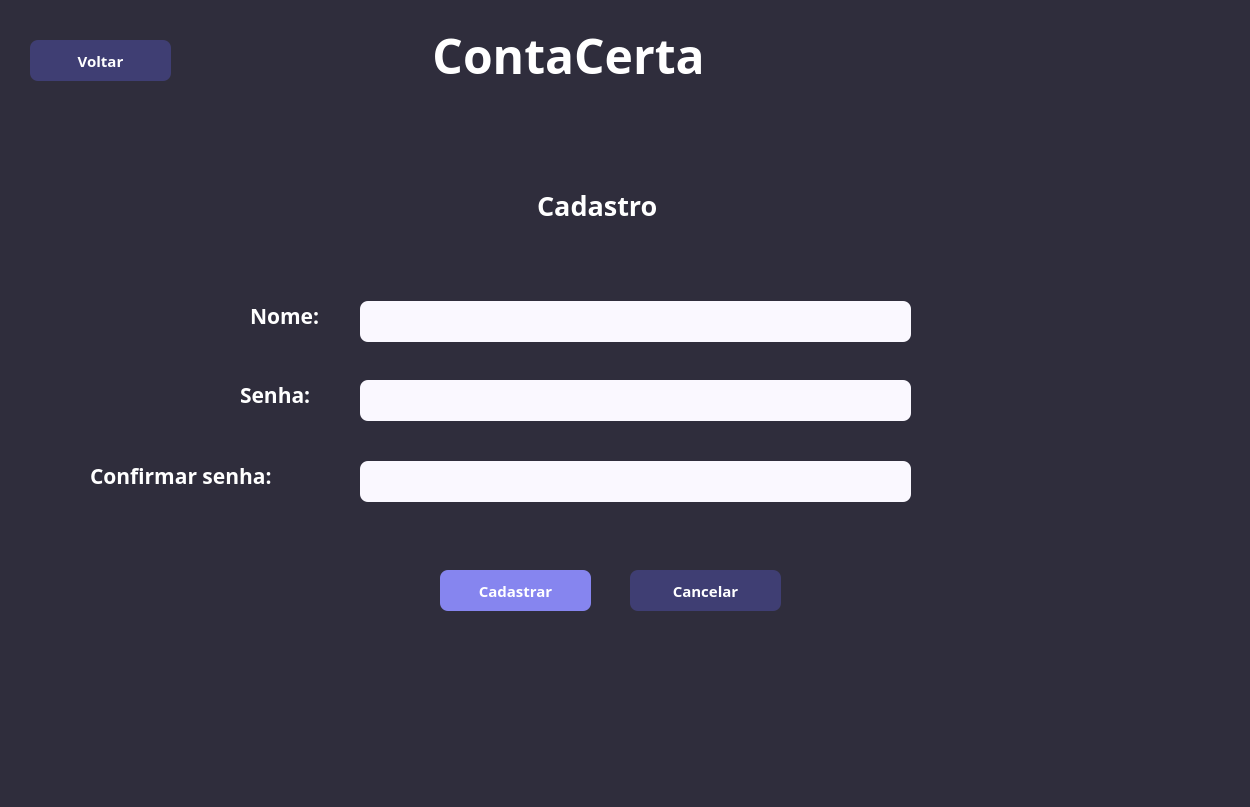
mariahelena023/ContaCerta, file cadastro.ui: the form before one commit.
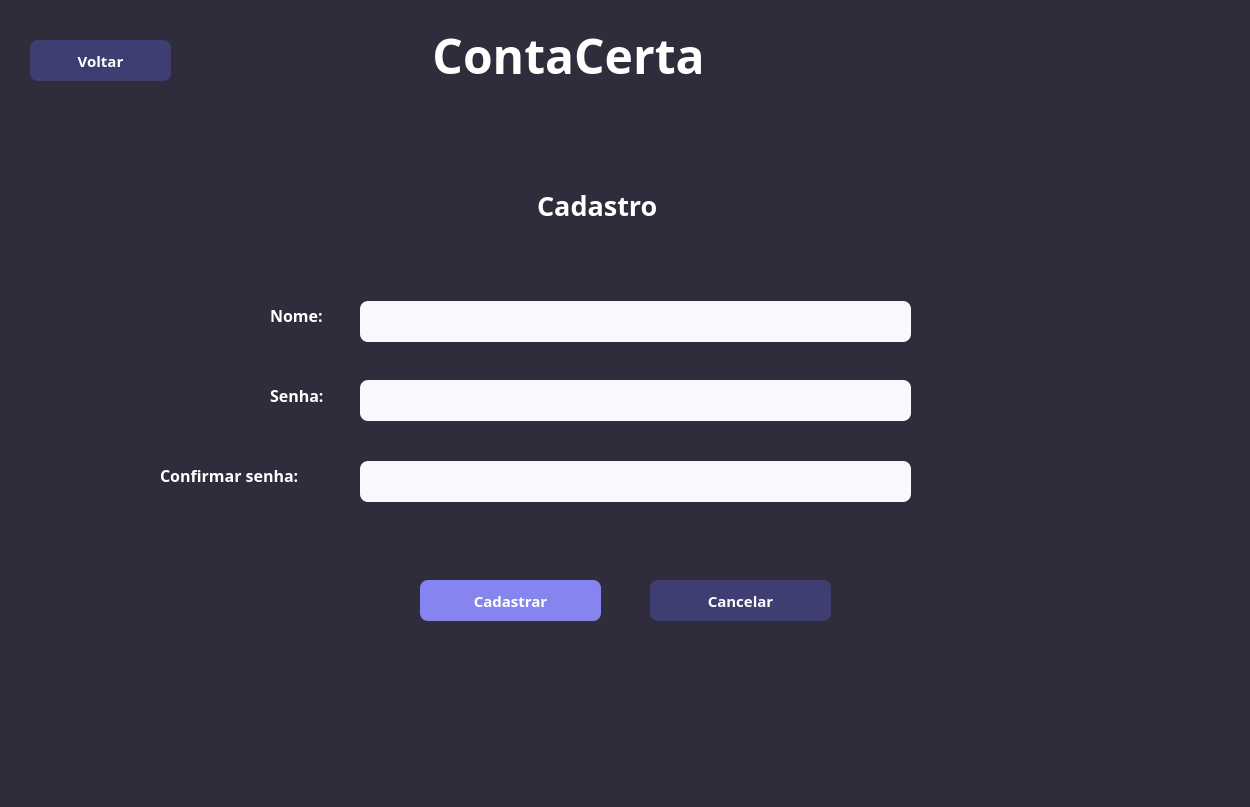
The form after the commit.

Diff of the .ui file:
```diff
--- a/cadastro.ui
+++ b/cadastro.ui
@@ -113,16 +113,16 @@
    <widget class="QLabel" name="label_3">
     <property name="geometry">
      <rect>
-      <x>250</x>
+      <x>270</x>
       <y>300</y>
-      <width>101</width>
+      <width>81</width>
       <height>31</height>
      </rect>
     </property>
     <property name="font">
      <font>
       <family>Arial Black</family>
-      <pointsize>16</pointsize>
+      <pointsize>12</pointsize>
       <weight>75</weight>
       <bold>true</bold>
      </font>
@@ -137,16 +137,16 @@
    <widget class="QLabel" name="label_4">
     <property name="geometry">
      <rect>
-      <x>240</x>
-      <y>379</y>
-      <width>111</width>
+      <x>270</x>
+      <y>380</y>
+      <width>81</width>
       <height>31</height>
      </rect>
     </property>
     <property name="font">
      <font>
       <family>Arial Black</family>
-      <pointsize>16</pointsize>
+      <pointsize>12</pointsize>
       <weight>75</weight>
       <bold>true</bold>
      </font>
@@ -175,16 +175,16 @@
    <widget class="QLabel" name="label_5">
     <property name="geometry">
      <rect>
-      <x>90</x>
+      <x>160</x>
       <y>460</y>
-      <width>261</width>
+      <width>191</width>
       <height>31</height>
      </rect>
     </property>
     <property name="font">
      <font>
       <family>Arial Black</family>
-      <pointsize>16</pointsize>
+      <pointsize>12</pointsize>
       <weight>75</weight>
       <bold>true</bold>
      </font>
@@ -213,9 +213,9 @@
    <widget class="QPushButton" name="pushButton_2">
     <property name="geometry">
      <rect>
-      <x>440</x>
-      <y>570</y>
-      <width>151</width>
+      <x>420</x>
+      <y>580</y>
+      <width>181</width>
       <height>41</height>
      </rect>
     </property>
@@ -239,9 +239,9 @@
    <widget class="QPushButton" name="pushButton_3">
     <property name="geometry">
      <rect>
-      <x>630</x>
-      <y>570</y>
-      <width>151</width>
+      <x>650</x>
+      <y>580</y>
+      <width>181</width>
       <height>41</height>
      </rect>
     </property>
```
Left out of the diff: 28 changed lines with no effect on the pictures.
